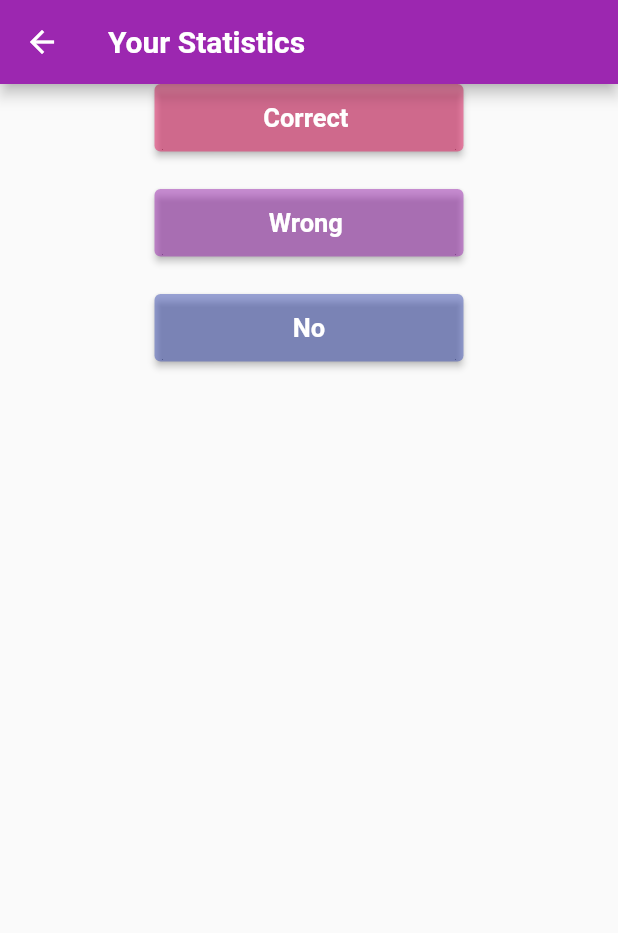
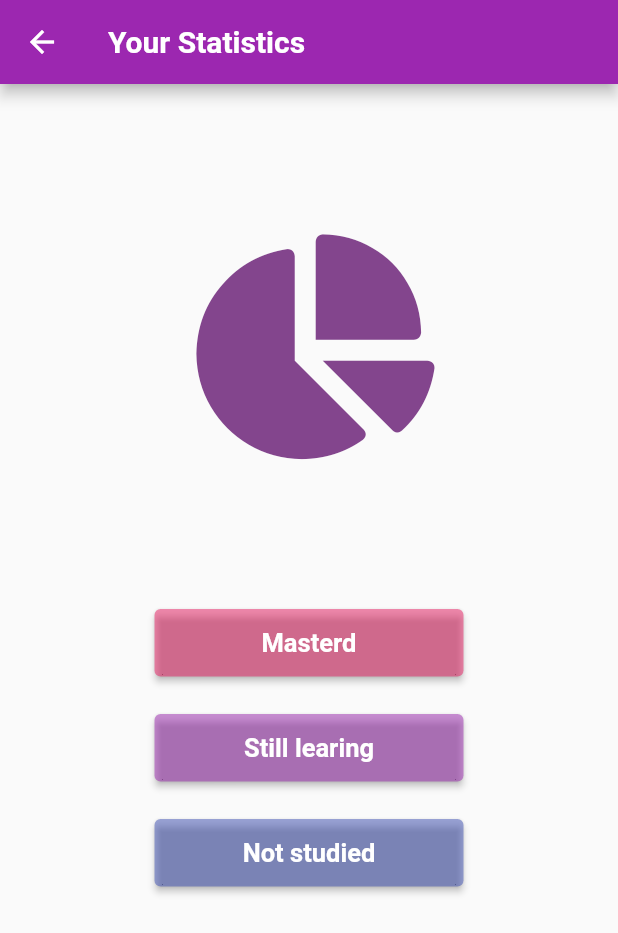
Before and after one commit to wgrzesik/flutter-app, a Flutter app: the ButtonStatsPage screen opened directly with empty values, on a phone screen of 412 x 824 dp. Shown: the top 933 px of the screen. Run offline on Flutter 3.47's test engine with Material 2 defaults, Android fonts, the phone set to English and light mode, and no system bars; our stand-ins replace bloc, cloud_firestore, equatable, firebase_auth, firebase_core, flip_card and 4 more; missing offline and left inert: swipeable_card_stack; accounts and stored records are empty; Roboto replaces fonts that are missing (Montserrat).

```diff
--- a/lib/feature/data/remote/data_sources/firebase_remote_data_source_impl.dart
+++ b/lib/feature/data/remote/data_sources/firebase_remote_data_source_impl.dart
@@ -252,8 +252,9 @@ class FirebaseRemoteDataSourceImpl implements FirebaseRemoteDataSource {
 
   @override
   Stream<List<FlashcardEntity>> srs(String uid, String setName) {
-    final statsCollectionRef = firestore.collection("srs_$setName");
     final listOfStatsEntity = <StatsEntity>[];
+    final statsCollectionRef =
+        firestore.collection("users").doc(uid).collection("srs_$setName");
 
     final srsCollectionRef = firestore
         .collection("users")
--- a/lib/feature/presentation/pages/buttons_for_stats_page.dart
+++ b/lib/feature/presentation/pages/buttons_for_stats_page.dart
@@ -1,4 +1,5 @@
 import 'package:flutter/material.dart';
+import 'package:font_awesome_flutter/font_awesome_flutter.dart';
 import '../../../app_const.dart';
 import '../../domain/entities/multiple_page_arguments.dart';
 import '../../domain/entities/set_entity.dart';
@@ -38,12 +39,20 @@ class _ButtonStatsPageState extends State<ButtonStatsPage> {
           child: Column(
         children: [
           SizedBox(
+            height: 100,
+          ),
+          FaIcon(FontAwesomeIcons.chartPie,
+              size: 150, color: Color.fromARGB(255, 131, 69, 141)),
+          SizedBox(
+            height: 100,
+          ),
+          SizedBox(
             height: 45,
             width: MediaQuery.of(context).size.width / 2,
             child: ElevatedButton(
                 style: ElevatedButton.styleFrom(
                     backgroundColor: Colors.pink.withOpacity(.5)),
-                child: const Text('Correct ',
+                child: const Text('Masterd',
                     style:
                         TextStyle(fontSize: 17, fontWeight: FontWeight.w600)),
                 onPressed: () {
@@ -65,7 +74,7 @@ class _ButtonStatsPageState extends State<ButtonStatsPage> {
             child: ElevatedButton(
                 style: ElevatedButton.styleFrom(
                     backgroundColor: Colors.purple.withOpacity(.5)),
-                child: const Text('Wrong ',
+                child: const Text('Still learing',
                     style:
                         TextStyle(fontSize: 17, fontWeight: FontWeight.w600)),
                 onPressed: () {
@@ -87,7 +96,7 @@ class _ButtonStatsPageState extends State<ButtonStatsPage> {
             child: ElevatedButton(
                 style: ElevatedButton.styleFrom(
                     backgroundColor: Colors.indigo.withOpacity(.5)),
-                child: const Text('No',
+                child: const Text('Not studied',
                     style:
                         TextStyle(fontSize: 17, fontWeight: FontWeight.w600)),
                 onPressed: () {
```
Also changed, not shown: lib/feature/presentation/cubit/flashcard/flashcard_cubit.dart (+4 -12 lines).
